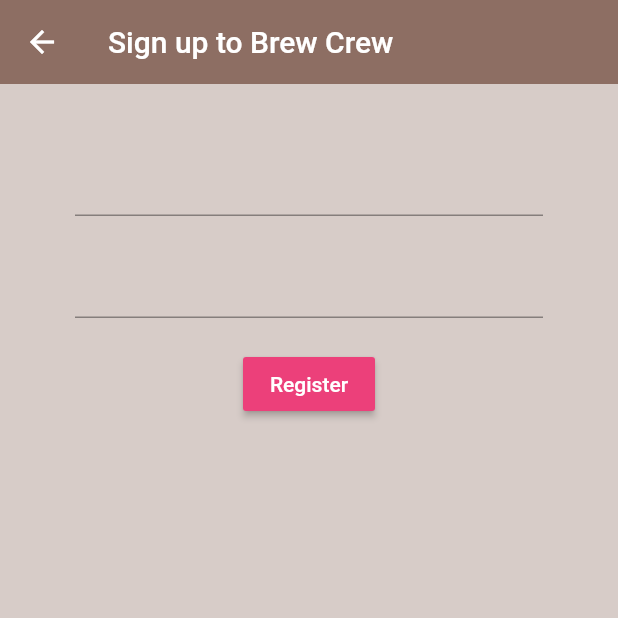
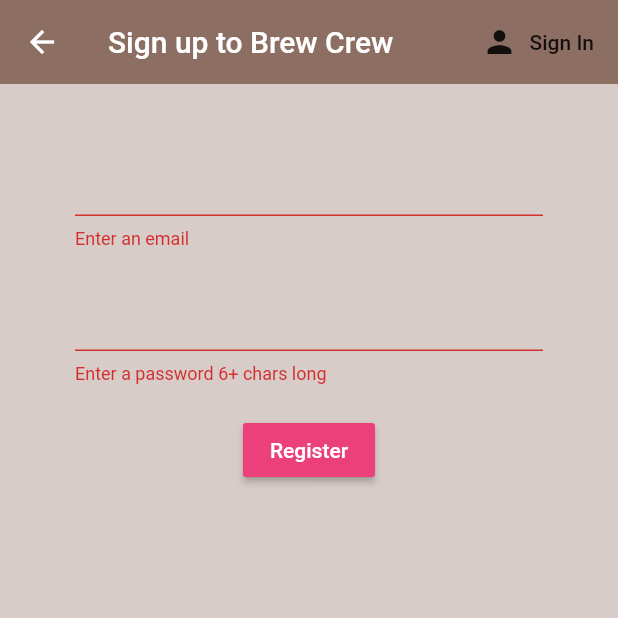
Before and after one commit to LaGrange-Group/Brew_Crew, a Flutter app: the Register screen opened directly, after a tap on "Register", on a phone screen of 412 x 824 dp, the top half of it. Run offline on Flutter 3.47's test engine with Material 2 defaults, Android fonts, the phone set to English and light mode, and no system bars; our stand-ins replace firebase_auth; accounts and stored records are empty.

Commit message:
Completed FireBase Register and Login Pages and Logic

```diff
--- a/brew_crew/lib/screens/authenticate/register.dart
+++ b/brew_crew/lib/screens/authenticate/register.dart
@@ -4,6 +4,11 @@ import '../../services/auth.dart';
 import '../../services/auth.dart';
 
 class Register extends StatefulWidget {
+
+  final Function toggleView;
+
+  Register({this.toggleView});
+
   @override
   _RegisterState createState() => _RegisterState();
 }
@@ -11,9 +16,11 @@ class Register extends StatefulWidget {
 class _RegisterState extends State<Register> {
 
   final AuthService _auth = AuthService();
+  final _formKey = GlobalKey<FormState>();
 
   String email = '';
   String password = '';
+  String error = "";
 
   @override
   Widget build(BuildContext context) {
@@ -23,20 +30,30 @@ class _RegisterState extends State<Register> {
         backgroundColor: Colors.brown[400],
         elevation: 0.0,
         title: Text('Sign up to Brew Crew'),
+        actions: <Widget>[
+          FlatButton.icon(
+            icon: Icon(Icons.person),
+            label: Text('Sign In'),
+            onPressed: () {widget.toggleView();},
+          ),
+        ],
       ),
       body: Container(
         padding: EdgeInsets.symmetric(vertical: 20.0, horizontal: 50.0),
         child: Form(
+          key: _formKey,
           child: Column(
             children: <Widget>[
               SizedBox(height: 20),
               TextFormField(
+                validator: (val) => val.isEmpty ? 'Enter an email' : null,
                 onChanged: (val) {
                   setState(() => email = val);
                 },
               ),
               SizedBox(height: 20),
               TextFormField(
+                validator: (val) => val.length < 6 ? 'Enter a password 6+ chars long' : null,
                 obscureText: true,
                 onChanged: (val) {
                   setState(() => password = val);
@@ -52,9 +69,21 @@ class _RegisterState extends State<Register> {
                   ),
                 ),
                 onPressed: () async {
-                  print('Email: $email');
-                  print('Password: $password');
+                  if (_formKey.currentState.validate()){
+                    dynamic result = await _auth.registerWithEmailAndPassword(email, password);
+                    if (result == null){
+                      setState(() => error = 'Please supply a valid email and password');
+                    }
+                  }
                 },
+              ),
+              SizedBox(height: 12,),
+              Text(
+                error,
+                style: TextStyle(
+                  color: Colors.red,
+                  fontSize: 14.0
+                ),
               ),
             ],
           ),
--- a/brew_crew/lib/services/auth.dart
+++ b/brew_crew/lib/services/auth.dart
@@ -30,8 +30,28 @@ class AuthService {
   }
 
   //sing in with email and password
+  Future signInWithEmailAndPassword(String email, String password) async {
+    try{
+      AuthResult result = await _auth.signInWithEmailAndPassword(email: email, password: password);
+      FirebaseUser fireUser = result.user;
+      return _userFromFirebaseUser(fireUser);
+    } catch (e) {
+      print(e.toString());
+      return null;
+    }
+  }
 
   //register with email and password
+  Future registerWithEmailAndPassword(String email, String password) async {
+    try{
+      AuthResult result = await _auth.createUserWithEmailAndPassword(email: email, password: password);
+      FirebaseUser fireUser = result.user;
+      return _userFromFirebaseUser(fireUser);
+    }catch (e) {
+      print(e.toString());
+      return null;
+    }
+  }
 
   //sign out
   Future signOut() async {
```
Also changed, not shown: brew_crew/lib/screens/authenticate/authenticate.dart (+8 -1 lines), brew_crew/lib/screens/authenticate/sign_in.dart (+31 -2 lines).
